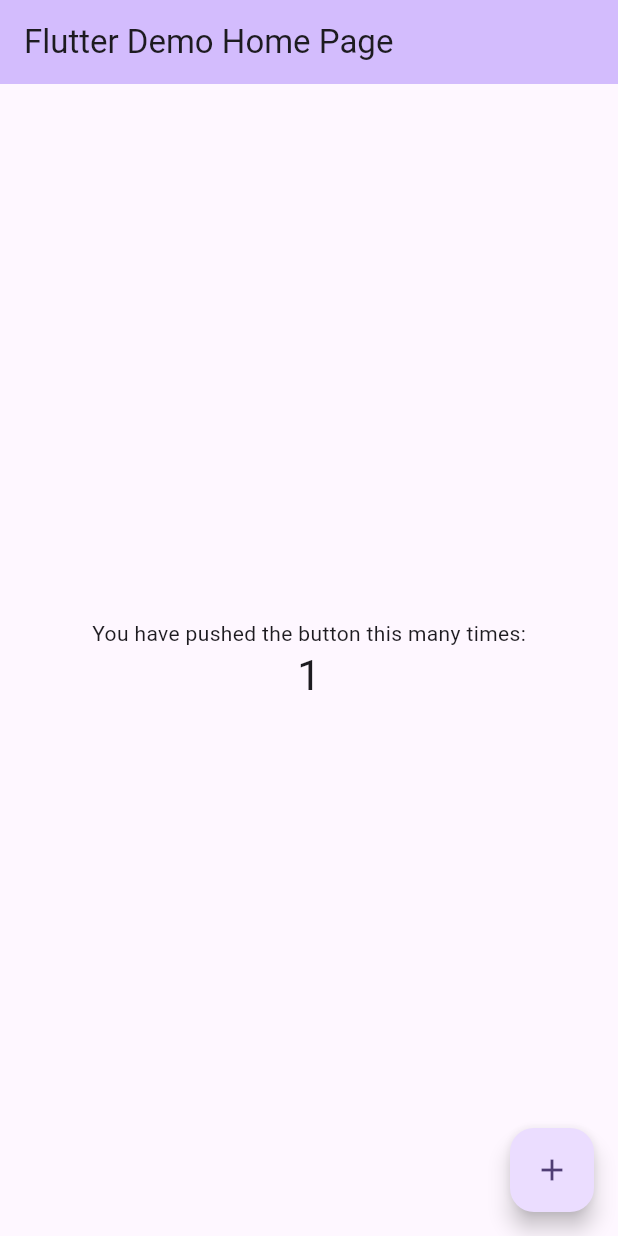
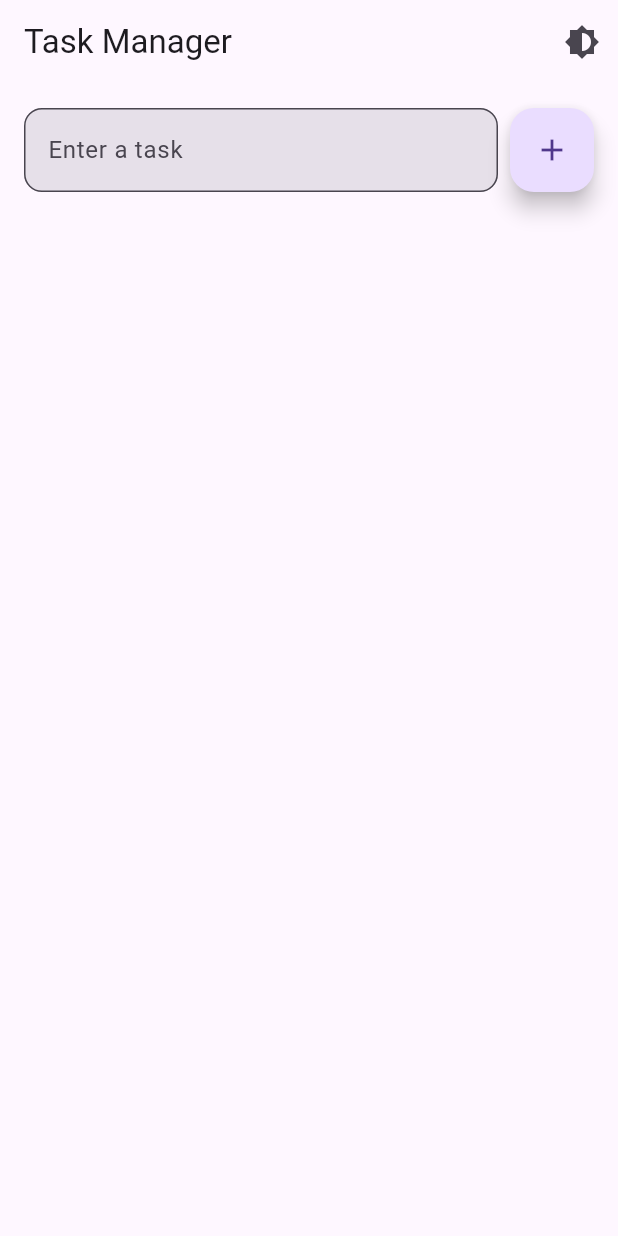
Before and after one commit to febaa/Taskly, a Flutter app: the screen it shows after launch, after a tap on the "add" icon, on a phone screen of 412 x 824 dp. Run offline on Flutter 3.47's test engine with Material 3 defaults, Android fonts, the phone set to English and light mode, and no system bars; our stand-ins replace equatable, flutter_bloc, hive, hive_flutter; accounts and stored records are empty.

Commit message:
First commit

```diff
--- /dev/null
+++ b/lib/bloc/task_bloc.dart
@@ -0,0 +1,48 @@
+import 'package:flutter_bloc/flutter_bloc.dart';
+import 'package:hive/hive.dart';
+import 'package:task_manager_app/bloc/task_event.dart';
+import 'package:task_manager_app/bloc/task_state.dart';
+import 'package:task_manager_app/models/task.dart';
+import 'package:uuid/uuid.dart';
+
+class TaskBloc extends Bloc<TaskEvent, TaskState> {
+  final Box<Task> _taskBox = Hive.box<Task>('tasks');
+
+  TaskBloc() : super(TaskInitial()) {
+    on<LoadTasks>(_onLoadTasks);
+    on<AddTask>(_onAddTask);
+    on<ToggleTask>(_onToggleTask);
+    on<DeleteTask>(_onDeleteTask);
+  }
+
+  Future<void> _onLoadTasks(LoadTasks event, Emitter<TaskState> emit) async {
+    final tasks = _taskBox.values.toList();
+    emit(TaskLoadSuccess(tasks));
+  }
+
+  Future<void> _onAddTask(AddTask event, Emitter<TaskState> emit) async {
+    final task = Task(
+      id: const Uuid().v4(),
+      title: event.title,
+    );
+    await _taskBox.put(task.id, task);
+    final tasks = _taskBox.values.toList();
+    emit(TaskLoadSuccess(tasks));
+  }
+
+  Future<void> _onToggleTask(ToggleTask event, Emitter<TaskState> emit) async {
+    final task = _taskBox.get(event.taskId);
+    if (task != null) {
+      task.isCompleted = !task.isCompleted;
+      await task.save();
+      final tasks = _taskBox.values.toList();
+      emit(TaskLoadSuccess(tasks));
+    }
+  }
+
+  Future<void> _onDeleteTask(DeleteTask event, Emitter<TaskState> emit) async {
+    await _taskBox.delete(event.taskId);
+    final tasks = _taskBox.values.toList();
+    emit(TaskLoadSuccess(tasks));
+  }
+}
--- /dev/null
+++ b/lib/bloc/task_event.dart
@@ -0,0 +1,38 @@
+import 'package:equatable/equatable.dart';
+import 'package:task_manager_app/models/task.dart';
+
+abstract class TaskEvent extends Equatable {
+  const TaskEvent();
+
+  @override
+  List<Object> get props => [];
+}
+
+class LoadTasks extends TaskEvent {}
+
+class AddTask extends TaskEvent {
+  final String title;
+
+  const AddTask(this.title);
+
+  @override
+  List<Object> get props => [title];
+}
+
+class ToggleTask extends TaskEvent {
+  final String taskId;
+
+  const ToggleTask(this.taskId);
+
+  @override
+  List<Object> get props => [taskId];
+}
+
+class DeleteTask extends TaskEvent {
+  final String taskId;
+
+  const DeleteTask(this.taskId);
+
+  @override
+  List<Object> get props => [taskId];
+}
--- /dev/null
+++ b/lib/bloc/task_state.dart
@@ -0,0 +1,20 @@
+import 'package:equatable/equatable.dart';
+import 'package:task_manager_app/models/task.dart';
+
+abstract class TaskState extends Equatable {
+  const TaskState();
+
+  @override
+  List<Object> get props => [];
+}
+
+class TaskInitial extends TaskState {}
+
+class TaskLoadSuccess extends TaskState {
+  final List<Task> tasks;
+
+  const TaskLoadSuccess(this.tasks);
+
+  @override
+  List<Object> get props => [tasks];
+}
--- /dev/null
+++ b/lib/bloc/theme_bloc.dart
@@ -0,0 +1,15 @@
+import 'package:flutter/material.dart';
+import 'package:flutter_bloc/flutter_bloc.dart';
+import 'package:task_manager_app/bloc/theme_event.dart';
+import 'package:task_manager_app/bloc/theme_state.dart';
+
+class ThemeBloc extends Bloc<ThemeEvent, ThemeState> {
+  ThemeBloc() : super(ThemeState(ThemeData.light())) {
+    on<ToggleTheme>(_onToggleTheme);
+  }
+
+  void _onToggleTheme(ToggleTheme event, Emitter<ThemeState> emit) {
+    final isDark = state.themeData.brightness == Brightness.dark;
+    emit(ThemeState(isDark ? ThemeData.light() : ThemeData.dark()));
+  }
+}
--- /dev/null
+++ b/lib/bloc/theme_event.dart
@@ -0,0 +1,3 @@
+abstract class ThemeEvent {}
+
+class ToggleTheme extends ThemeEvent {}
--- /dev/null
+++ b/lib/bloc/theme_state.dart
@@ -0,0 +1,7 @@
+import 'package:flutter/material.dart';
+
+class ThemeState {
+  final ThemeData themeData;
+
+  ThemeState(this.themeData);
+}
--- a/lib/main.dart
+++ b/lib/main.dart
@@ -1,122 +1,41 @@
 import 'package:flutter/material.dart';
+import 'package:flutter_bloc/flutter_bloc.dart';
+import 'package:hive_flutter/hive_flutter.dart';
+import 'package:task_manager_app/bloc/theme_bloc.dart';
+import 'package:task_manager_app/bloc/task_bloc.dart';
+import 'package:task_manager_app/bloc/theme_state.dart';
+import 'package:task_manager_app/models/task.dart';
+import 'package:task_manager_app/screens/home_screen.dart';
+import 'package:path_provider/path_provider.dart';
 
-void main() {
+void main() async {
+  WidgetsFlutterBinding.ensureInitialized();
+  await Hive.initFlutter();
+  Hive.registerAdapter(TaskAdapter());
+  await Hive.openBox<Task>('tasks');
   runApp(const MyApp());
 }
 
 class MyApp extends StatelessWidget {
   const MyApp({super.key});
 
-  // This widget is the root of your application.
   @override
   Widget build(BuildContext context) {
-    return MaterialApp(
-      title: 'Flutter Demo',
-      theme: ThemeData(
-        // This is the theme of your application.
-        //
-        // TRY THIS: Try running your application with "flutter run". You'll see
-        // the application has a purple toolbar. Then, without quitting the app,
-        // try changing the seedColor in the colorScheme below to Colors.green
-        // and then invoke "hot reload" (save your changes or press the "hot
-        // reload" button in a Flutter-supported IDE, or press "r" if you used
-        // the command line to start the app).
-        //
-        // Notice that the counter didn't reset back to zero; the application
-        // state is not lost during the reload. To reset the state, use hot
-        // restart instead.
-        //
-        // This works for code too, not just values: Most code changes can be
-        // tested with just a hot reload.
-        colorScheme: ColorScheme.fromSeed(seedColor: Colors.deepPurple),
+    return MultiBlocProvider(
+      providers: [
+        BlocProvider(create: (context) => TaskBloc()),
+        BlocProvider(create: (context) => ThemeBloc()),
+      ],
+      child: BlocBuilder<ThemeBloc, ThemeState>(
+        builder: (context, state) {
+          return MaterialApp(
+            title: 'Task Manager',
+            theme: state.themeData,
+            home: const HomeScreen(),
+            debugShowCheckedModeBanner: false,
+          );
+        },
       ),
-      home: const MyHomePage(title: 'Flutter Demo Home Page'),
     );
   }
 }
-
-class MyHomePage extends StatefulWidget {
-  const MyHomePage({super.key, required this.title});
-
-  // This widget is the home page of your application. It is stateful, meaning
-  // that it has a State object (defined below) that contains fields that affect
-  // how it looks.
-
-  // This class is the configuration for the state. It holds the values (in this
-  // case the title) provided by the parent (in this case the App widget) and
-  // used by the build method of the State. Fields in a Widget subclass are
-  // always marked "final".
-
-  final String title;
-
-  @override
-  State<MyHomePage> createState() => _MyHomePageState();
-}
-
-class _MyHomePageState extends State<MyHomePage> {
-  int _counter = 0;
-
-  void _incrementCounter() {
-    setState(() {
-      // This call to setState tells the Flutter framework that something has
-      // changed in this State, which causes it to rerun the build method below
-      // so that the display can reflect the updated values. If we changed
-      // _counter without calling setState(), then the build method would not be
-      // called again, and so nothing would appear to happen.
-      _counter++;
-    });
-  }
-
-  @override
-  Widget build(BuildContext context) {
-    // This method is rerun every time setState is called, for instance as done
-    // by the _incrementCounter method above.
-    //
-    // The Flutter framework has been optimized to make rerunning build methods
-    // fast, so that you can just rebuild anything that needs updating rather
-    // than having to individually change instances of widgets.
-    return Scaffold(
-      appBar: AppBar(
-        // TRY THIS: Try changing the color here to a specific color (to
-        // Colors.amber, perhaps?) and trigger a hot reload to see the AppBar
-        // change color while the other colors stay the same.
-        backgroundColor: Theme.of(context).colorScheme.inversePrimary,
-        // Here we take the value from the MyHomePage object that was created by
-        // the App.build method, and use it to set our appbar title.
-        title: Text(widget.title),
-      ),
-      body: Center(
-        // Center is a layout widget. It takes a single child and positions it
-        // in the middle of the parent.
-        child: Column(
-          // Column is also a layout widget. It takes a list of children and
-          // arranges them vertically. By default, it sizes itself to fit its
-          // children horizontally, and tries to be as tall as its parent.
-          //
-          // Column has various properties to control how it sizes itself and
-          // how it positions its children. Here we use mainAxisAlignment to
-          // center the children vertically; the main axis here is the vertical
-          // axis because Columns are vertical (the cross axis would be
-          // horizontal).
-          //
-          // TRY THIS: Invoke "debug painting" (choose the "Toggle Debug Paint"
-          // action in the IDE, or press "p" in the console), to see the
-          // wireframe for each widget.
-          mainAxisAlignment: MainAxisAlignment.center,
-          children: <Widget>[
-            const Text('You have pushed the button this many times:'),
-            Text(
-              '$_counter',
-              style: Theme.of(context).textTheme.headlineMedium,
-            ),
-          ],
-        ),
-      ),
-      floatingActionButton: FloatingActionButton(
-        onPressed: _incrementCounter,
-        tooltip: 'Increment',
-        child: const Icon(Icons.add),
-      ), // This trailing comma makes auto-formatting nicer for build methods.
-    );
-  }
-}
--- /dev/null
+++ b/lib/models/task.dart
@@ -0,0 +1,21 @@
+import 'package:hive/hive.dart';
+
+part 'task.g.dart';
+
+@HiveType(typeId: 0)
+class Task extends HiveObject {
+  @HiveField(0)
+  String id;
+
+  @HiveField(1)
+  String title;
+
+  @HiveField(2)
+  bool isCompleted;
+
+  Task({
+    required this.id,
+    required this.title,
+    this.isCompleted = false,
+  });
+}
--- /dev/null
+++ b/lib/screens/home_screen.dart
@@ -0,0 +1,98 @@
+import 'package:flutter/material.dart';
+import 'package:flutter_bloc/flutter_bloc.dart';
+import 'package:task_manager_app/bloc/task_bloc.dart';
+import 'package:task_manager_app/bloc/task_event.dart';
+import 'package:task_manager_app/bloc/task_state.dart';
+import 'package:task_manager_app/bloc/theme_bloc.dart';
+import 'package:task_manager_app/bloc/theme_event.dart';
+
+class HomeScreen extends StatelessWidget {
+  const HomeScreen({super.key});
+
+  @override
+  Widget build(BuildContext context) {
+    final textController = TextEditingController();
+
+    return Scaffold(
+      appBar: AppBar(
+        title: const Text('Task Manager'),
+        actions: [
+          IconButton(
+            icon: const Icon(Icons.brightness_6),
+            onPressed: () => context.read<ThemeBloc>().add(ToggleTheme()),
+          ),
+        ],
+      ),
+      body: Column(
+        children: [
+          Padding(
+            padding: const EdgeInsets.all(16.0),
+            child: Row(
+              children: [
+                Expanded(
+                  child: TextField(
+                    controller: textController,
+                    decoration: InputDecoration(
+                      hintText: 'Enter a task',
+                      border: OutlineInputBorder(
+                        borderRadius: BorderRadius.circular(12),
+                      ),
+                      filled: true,
+                    ),
+                  ),
+                ),
+                const SizedBox(width: 8),
+                FloatingActionButton(
+                  onPressed: () {
+                    if (textController.text.isNotEmpty) {
+                      context.read<TaskBloc>().add(AddTask(textController.text));
+                      textController.clear();
+                    }
+                  },
+                  child: const Icon(Icons.add),
+                ),
+              ],
+            ),
+          ),
+          Expanded(
+            child: BlocBuilder<TaskBloc, TaskState>(
+              builder: (context, state) {
+                if (state is TaskInitial) {
+                  context.read<TaskBloc>().add(LoadTasks());
+                  return const Center(child: CircularProgressIndicator());
+                } else if (state is TaskLoadSuccess) {
+                  return ListView.builder(
+                    itemCount: state.tasks.length,
+                    itemBuilder: (context, index) {
+                      final task = state.tasks[index];
+                      return Card(
+                        margin: const EdgeInsets.symmetric(horizontal: 16, vertical: 4),
+                        child: ListTile(
+                          leading: Checkbox(
+                            value: task.isCompleted,
+                            onChanged: (value) => context.read<TaskBloc>().add(ToggleTask(task.id)),
+                          ),
+                          title: Text(
+                            task.title,
+                            style: TextStyle(
+                              decoration: task.isCompleted ? TextDecoration.lineThrough : null,
+                            ),
+                          ),
+                          trailing: IconButton(
+                            icon: const Icon(Icons.delete, color: Colors.red),
+                            onPressed: () => context.read<TaskBloc>().add(DeleteTask(task.id)),
+                          ),
+                        ),
+                      );
+                    },
+                  );
+                }
+                return const Center(child: Text('No tasks available'));
+              },
+            ),
+          ),
+        ],
+      ),
+    );
+  }
+}
```
Also changed, not shown: pubspec.yaml (+13 -3 lines), lib/models/task.g.dart (added), pubspec.lock, 2 other files.
